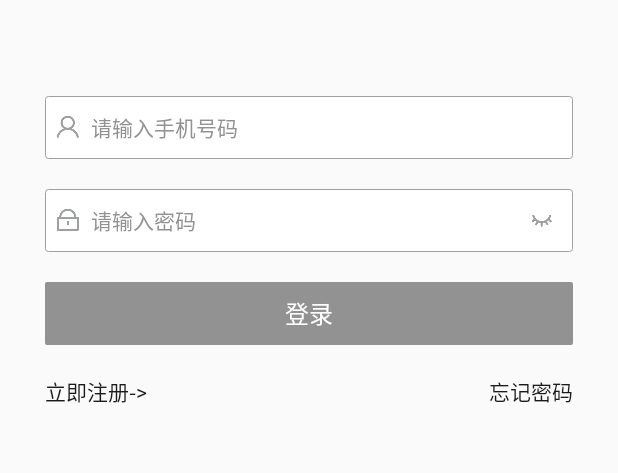
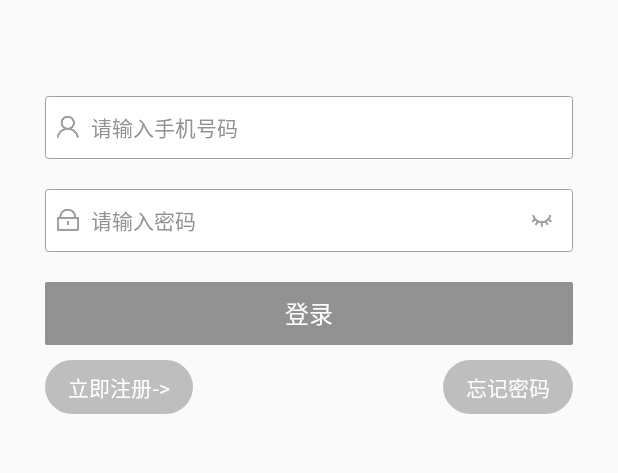
Before and after one commit to yuzhiyou/LdiVideoAndroid, an Android app: the layout activity_login.xml on its own in the app's theme, with its tools: preview values and no code run, on a phone screen of 412 x 824 dp, the part 84-557 px from its top. Run offline under Robolectric (Android 15) with nearby library versions, the phone set to English and light mode, and no system bars.

```diff
--- /dev/null
+++ b/LdiVideoAndroid/app/src/main/res/drawable/gray_text_bg.xml
@@ -0,0 +1,7 @@
+<?xml version="1.0" encoding="utf-8"?>
+<shape xmlns:android="http://schemas.android.com/apk/res/android"
+    android:shape="rectangle"
+    >
+    <corners android:radius="@dimen/login_textview_radius"/>
+    <solid android:color="@color/gray_text_bg_color" />
+</shape>
--- a/LdiVideoAndroid/app/src/main/res/layout/activity_login.xml
+++ b/LdiVideoAndroid/app/src/main/res/layout/activity_login.xml
@@ -78,27 +78,31 @@
         />
     <TextView
         android:id="@+id/loginRegisterTv"
-        style="@style/text_darkgray_14"
+        style="@style/text_white_14"
         android:layout_below="@+id/loginBtn"
         android:layout_alignLeft="@+id/loginBtn"
         android:clickable="true"
         android:layout_marginTop="10dp"
-        android:paddingTop="10dp"
-        android:paddingBottom="10dp"
+        android:paddingLeft="15dp"
+        android:paddingRight="15dp"
         android:layout_width="wrap_content"
-        android:layout_height="wrap_content"
+        android:layout_height="@dimen/login_textview_height"
+        android:background="@drawable/gray_text_bg"
+        android:gravity="center"
         android:text="@string/now_register"/>
     <TextView
         android:id="@+id/loginForgetPasswordTv"
-        style="@style/text_darkgray_14"
+        style="@style/text_white_14"
         android:layout_below="@+id/loginBtn"
         android:layout_alignRight="@+id/loginBtn"
         android:clickable="true"
         android:layout_marginTop="10dp"
-        android:paddingTop="10dp"
-        android:paddingBottom="10dp"
+        android:paddingLeft="15dp"
+        android:paddingRight="15dp"
         android:layout_width="wrap_content"
-        android:layout_height="wrap_content"
+        android:layout_height="@dimen/login_textview_height"
+        android:background="@drawable/gray_text_bg"
+        android:gravity="center"
         android:text="@string/forget_password"/>
 
 </RelativeLayout>
--- a/LdiVideoAndroid/app/src/main/res/values/colors.xml
+++ b/LdiVideoAndroid/app/src/main/res/values/colors.xml
@@ -8,6 +8,7 @@
     <color name="launch_bg_color">#1b1b1b</color>
     <!--登录注册-->
     <color name="gray_btn_bg_color">#929292</color>
+    <color name="gray_text_bg_color">#bebebe</color>
     <color name="green_btn_bg_color">#4ad82e</color>
     <color name="red_btn_bg_color">#ef534e</color>
 
--- a/LdiVideoAndroid/app/src/main/res/values/dimens.xml
+++ b/LdiVideoAndroid/app/src/main/res/values/dimens.xml
@@ -4,4 +4,7 @@
     <dimen name="activity_vertical_margin">16dp</dimen>
     <dimen name="login_button_height">42dp</dimen>
     <dimen name="login_edittext_height">42dp</dimen>
+
+    <dimen name="login_textview_height">36dp</dimen>
+    <dimen name="login_textview_radius">18dp</dimen>
 </resources>
```
Also changed, not shown: LdiVideoAndroid/app/src/main/java/com/ldi/android/Activitys/LoginActivity.java (+9 -12 lines), LdiVideoAndroid/app/src/main/java/com/ldi/android/Activitys/RegisterActivity.java (+7 -8 lines), LdiVideoAndroid/app/src/main/java/com/ldi/android/Beans/WepApi/Request/CheckCodeRequest.java (added, +17 -0 lines), LdiVideoAndroid/app/src/main/java/com/ldi/android/Beans/WepApi/Request/UserLoginRequest.java (added, +27 -0 lines), LdiVideoAndroid/app/src/main/java/com/ldi/android/Beans/WepApi/Request/UserRegisterRequest.java (added, +9 -0 lines), LdiVideoAndroid/app/src/main/java/com/ldi/android/Beans/WepApi/Response/StatusResponse.java (added, +17 -0 lines), LdiVideoAndroid/app/src/main/java/com/ldi/android/Beans/WepApi/Response/UserLoginResponse.java (added, +28 -0 lines), LdiVideoAndroid/app/src/main/java/com/ldi/android/Beans/WepApi/Response/UserRegisterResponse.java (added, +27 -0 lines), LdiVideoAndroid/app/src/main/java/com/ldi/android/Net/MyRestClient.java (+15 -5 lines), LdiVideoAndroid/app/src/main/res/layout/activity_user_guide.xml (+6 -4 lines).
